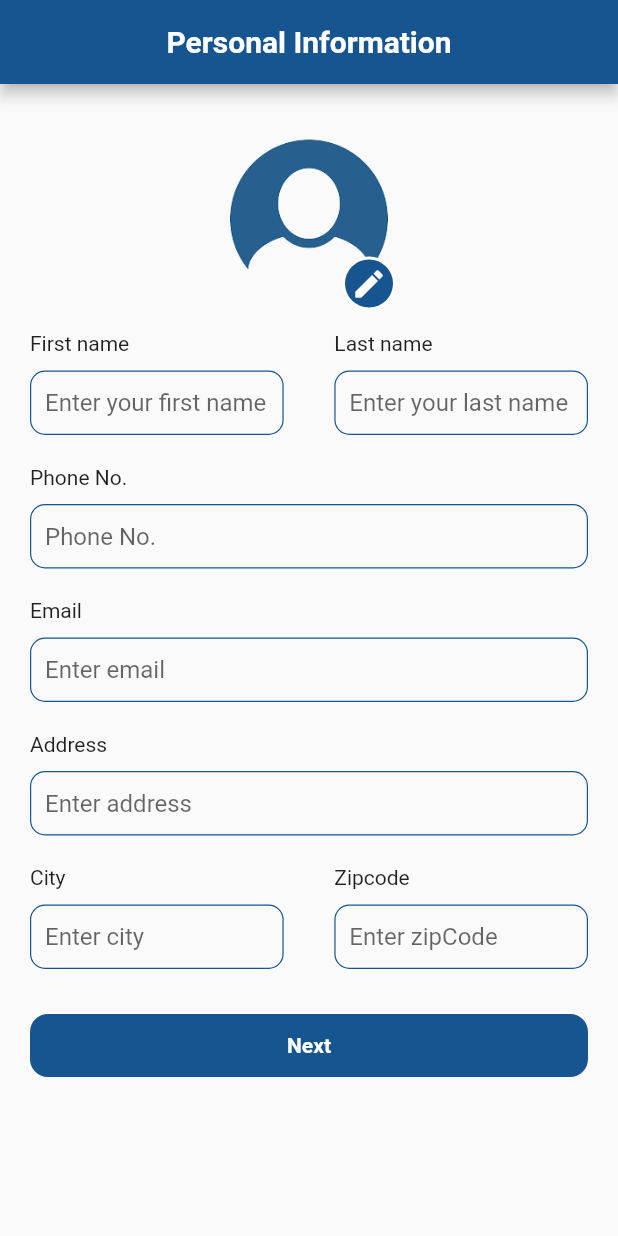
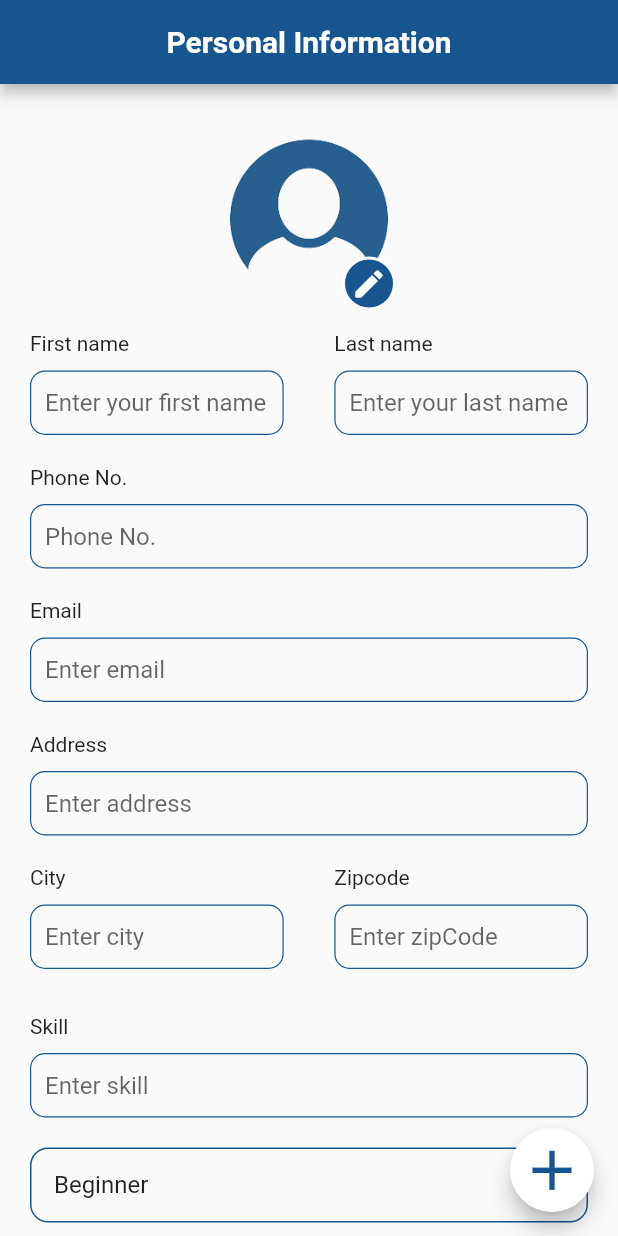
Before and after one commit to Kb798/resume_helper, a Flutter app: the screen it shows after launch, on a phone screen of 412 x 824 dp. Run offline on Flutter 3.47's test engine with Material 2 defaults, Android fonts, the phone set to English and light mode, and no system bars; our stand-ins replace image_picker, shared_preferences.

Commit message:
multiple skill added

```diff
--- a/lib/custom_widgets/appbar_widget.dart
+++ b/lib/custom_widgets/appbar_widget.dart
@@ -7,7 +7,6 @@ import 'package:resume_helper/utils/app_colors.dart';
     backgroundColor: AppColors.clrMain,
     centerTitle: true,
     title: Text(title,style: const TextStyle( fontWeight: FontWeight.bold,color: AppColors.clrWhite),),
-
   );
 }
 void showToast(BuildContext context,String text) {
--- a/lib/model/user_resume_model.dart
+++ b/lib/model/user_resume_model.dart
@@ -63,7 +63,6 @@ class Skill {
   });
 
   String? skill;
-
   String? level;
 
   factory Skill.fromJson(Map<String, dynamic> json) =>
--- a/lib/screens/personal_info_screen.dart
+++ b/lib/screens/personal_info_screen.dart
@@ -1,3 +1,4 @@
+import 'dart:convert';
 import 'dart:io';
 
 import 'package:flutter/cupertino.dart';
@@ -7,9 +8,11 @@ import 'package:image_picker/image_picker.dart';
 import 'package:resume_helper/custom_widgets/appbar_widget.dart';
 import 'package:resume_helper/custom_widgets/custom_button.dart';
 import 'package:resume_helper/custom_widgets/textfield_widget.dart';
+import 'package:resume_helper/model/user_resume_model.dart';
 import 'package:resume_helper/utils/app_colors.dart';
 import 'package:resume_helper/utils/app_images.dart';
 import 'package:resume_helper/utils/app_strings.dart';
+import 'package:shared_preferences/shared_preferences.dart';
 
 import '../main.dart';
 import 'education_screen.dart';
@@ -29,8 +32,39 @@ class _PersonalInfoScreenState extends State<PersonalInfoScreen> {
   TextEditingController addressController = TextEditingController();
   TextEditingController cityController = TextEditingController();
   TextEditingController zipcodeController = TextEditingController();
+  List<TextEditingController> listSkillController = [];
+  List<String> listExperienceLevel = [];
+  List<String> skillLevel = ['Beginner', 'Skillful', 'Experienced', 'Expert'];
   File? myimage;
   final _formKey = GlobalKey<FormState>();
+
+  @override
+  void initState() {
+    super.initState();
+    listSkillController.add(TextEditingController());
+    listExperienceLevel.add(skillLevel[0]);
+    getSkills();
+  }
+
+  getSkills() async {
+    SharedPreferences pref = await SharedPreferences.getInstance();
+    String? jsonSkillList = pref.getString('SkillList');
+    print("SkillList ------->" + jsonSkillList.toString());
+    if (jsonSkillList != null && jsonSkillList.isNotEmpty) {
+      List<Skill> getListSkills = List<Skill>.from(
+          json.decode(jsonSkillList).map((x) => Skill.fromJson(x)));
+      for (int a = 0; a < getListSkills.length; a++) {
+        if (getListSkills.length > listSkillController.length) {
+          listSkillController.add(TextEditingController());
+          listExperienceLevel.add(skillLevel[0]);
+        }
+        setState(() {
+          listSkillController[a].text = getListSkills[a].skill.toString();
+          listExperienceLevel.add(getListSkills[a].level.toString());
+        });
+      }
+    }
+  }
 
   @override
   Widget build(BuildContext context) {
@@ -221,32 +255,135 @@ class _PersonalInfoScreenState extends State<PersonalInfoScreen> {
                 ],
               ),
             ),
+            ListView.separated(
+              separatorBuilder: (context, index) => Container(
+                height: 10,
+              ),
+              itemCount: listSkillController.length,
+              shrinkWrap: true,
+              physics: NeverScrollableScrollPhysics(),
+              itemBuilder: (context, index) => Container(
+                child: Column(
+                  children: [
+                    Padding(
+                      padding: const EdgeInsets.only(bottom: 20),
+                      child: CustomField(
+                        validator: (String? val) {
+                          if (val == "") {
+                            return Constants.strSkillError;
+                          } else {
+                            return null;
+                          }
+                        },
+                        fieldName: Constants.strSkill,
+                        fieldController: listSkillController[index],
+                        hint: Constants.strSkillHint,
+                        onTap: () {},
+                      ),
+                    ),
+                    _buildDropDown(index),
+                  ],
+                ),
+              ),
+            ),
             CustomButton(
               title: 'Next',
               onPressed: () {
-                if (_formKey.currentState!.validate() ) {
-                  if(  myimage!=null){
+                if (_formKey.currentState!.validate()) {
+                  if (myimage != null) {
                     userResumeModel.firstName =
                         firstNameController.text.toString();
-                    userResumeModel.lastName = lastNameController.text.toString();
-                    userResumeModel.phone = phoneNumberController.text.toString();
+                    userResumeModel.lastName =
+                        lastNameController.text.toString();
+                    userResumeModel.phone =
+                        phoneNumberController.text.toString();
                     userResumeModel.email = emailController.text.toString();
                     userResumeModel.address = addressController.text.toString();
                     userResumeModel.city = cityController.text.toString();
                     userResumeModel.zipCode = zipcodeController.text.toString();
                     userResumeModel.image = myimage!.path.toString();
-                    print("USerResumeModel---->" + userResumeModel.toJson().toString());
-                    Navigator.push(context, MaterialPageRoute(builder: (context) => EducationScreen(),));
-                  }else{
-                    showToast(context,"Please select Image");
+                    print("USerResumeModel---->" +
+                        userResumeModel.toJson().toString());
+                    Navigator.push(
+                        context,
+                        MaterialPageRoute(
+                          builder: (context) => EducationScreen(),
+                        ));
+                  } else {
+                    showToast(context, "Please select Image");
                   }
-
                 }
               },
             )
           ],
         ),
       ),
+      floatingActionButton: FloatingActionButton(
+        backgroundColor: AppColors.clrWhite,
+        onPressed: () async {
+          SharedPreferences pref = await SharedPreferences.getInstance();
+          List<Skill> listSkills = [];
+          setState(() {
+            listSkillController.add(TextEditingController());
+            listExperienceLevel.add(skillLevel[0]);
+            for (int a = 0; a < listSkillController.length; a++) {
+              listSkills.add(Skill(
+                  skill: listSkillController[a].text,
+                  level: listExperienceLevel[a]));
+            }
+            pref.setString('SkillList',
+                json.encode(List<Skill>.from(listSkills.map((e) => e))));
+            String? jsonSkillList = pref.getString('SkillList');
+            print("SkillList ------->" + jsonSkillList.toString());
+            if (jsonSkillList != null && jsonSkillList.isNotEmpty) {
+              List<Skill> getListSkills = List<Skill>.from(
+                  json.decode(jsonSkillList).map((x) => Skill.fromJson(x)));
+              getListSkills.forEach((element) {
+                print("Skills--->" + element.toJson().toString());
+              });
+            }
+          });
+        },
+        child: Icon(
+          Icons.add,
+          size: 45,
+          color: AppColors.clrMain,
+        ),
+      ),
+    );
+  }
+
+  _buildDropDown(int index) {
+    return Container(
+      decoration: BoxDecoration(
+          borderRadius: BorderRadius.circular(12),
+          border: Border.all(color: AppColors.clrMain)),
+      margin: EdgeInsets.only(bottom: 20),
+      child: DropdownButton<String>(
+          borderRadius: BorderRadius.circular(12),
+          isExpanded: true,
+          underline: const SizedBox(),
+          icon: const SizedBox(),
+          value: listExperienceLevel[index],
+          items: skillLevel.map<DropdownMenuItem<String>>((String value) {
+            return DropdownMenuItem<String>(
+              value: value,
+              child: Padding(
+                padding: const EdgeInsets.only(left: 15.0),
+                child: Text(
+                  value,
+                  // style: TextStyle(
+                  //     color: AppConstants.clrWhite),
+                ),
+              ),
+            );
+          }).toList(),
+          onTap: () {},
+          onChanged: (val) {
+            setState(() {
+              listExperienceLevel[index] = val.toString();
+            });
+          }),
     );
   }
 
--- /dev/null
+++ b/lib/utils/shared_pref_helper.dart
@@ -0,0 +1,4 @@
+class SharedPrefHelper{
+
+
+}
--- a/pubspec.yaml
+++ b/pubspec.yaml
@@ -36,6 +36,8 @@ dependencies:
   cupertino_icons: ^1.0.2
   image_picker:
   intl:
+  shared_preferences:
+
 
 dev_dependencies:
   flutter_test:
```
Also changed, not shown: 2 other files.
